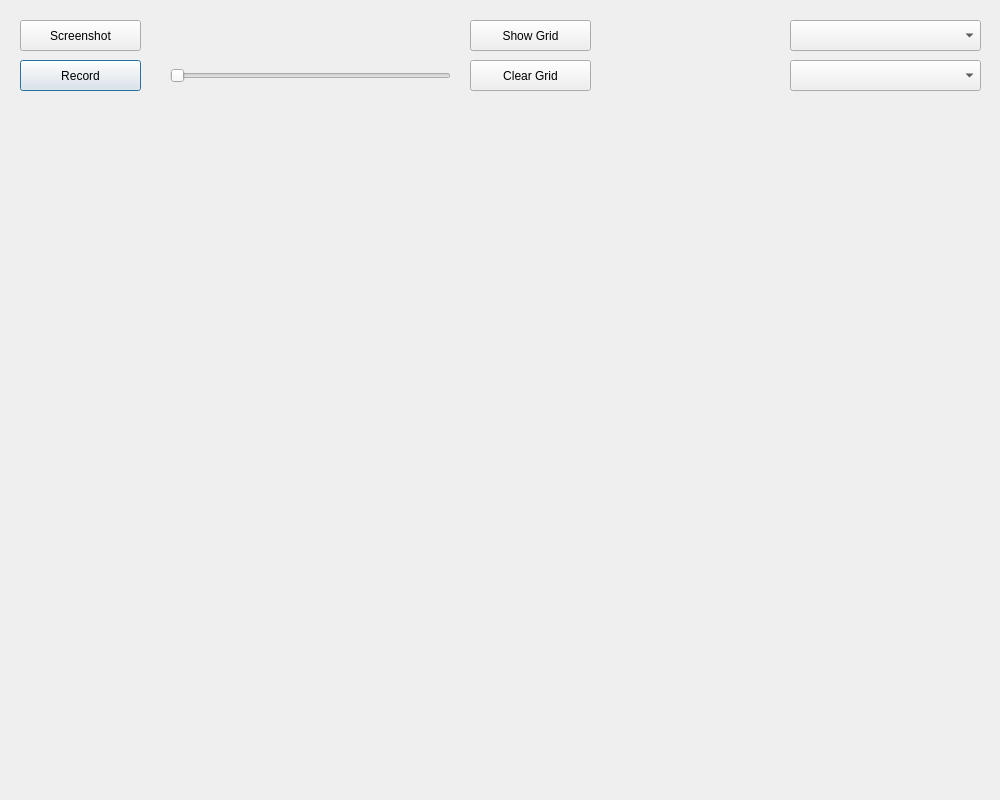
uwnrg/minotaur-cpp, file code/camera/cameradisplay.ui: the form before one commit.
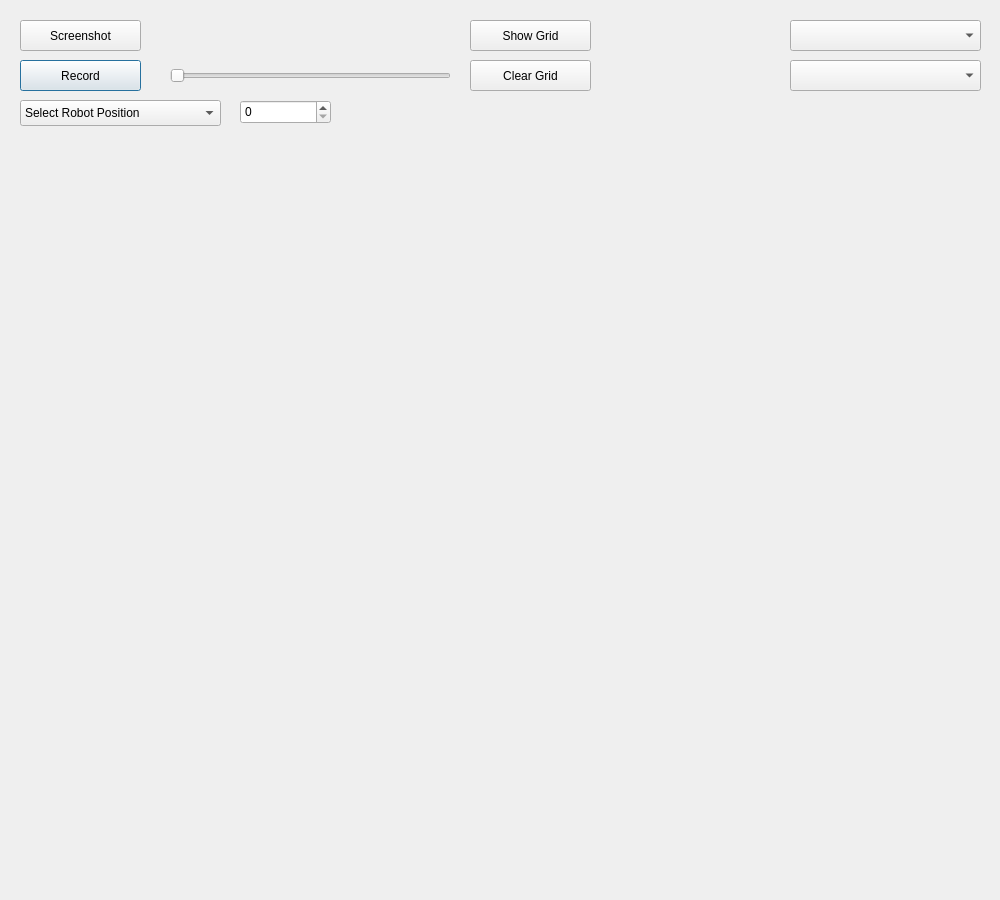
The form after the commit.

```diff
--- a/code/camera/cameradisplay.ui
+++ b/code/camera/cameradisplay.ui
@@ -7,13 +7,13 @@
     <x>0</x>
     <y>0</y>
     <width>1000</width>
-    <height>800</height>
+    <height>900</height>
    </rect>
   </property>
   <property name="minimumSize">
    <size>
     <width>1000</width>
-    <height>800</height>
+    <height>900</height>
    </size>
   </property>
   <property name="windowTitle">
@@ -82,7 +82,7 @@
    <property name="geometry">
     <rect>
      <x>20</x>
-     <y>110</y>
+     <y>210</y>
      <width>961</width>
      <height>671</height>
     </rect>
@@ -115,6 +115,41 @@
     <string>Show Grid</string>
    </property>
   </widget>
+  <widget class="QSpinBox" name="weight_selector">
+   <property name="geometry">
+    <rect>
+     <x>240</x>
+     <y>100</y>
+     <width>91</width>
+     <height>24</height>
+    </rect>
+   </property>
+  </widget>
+  <widget class="QComboBox" name="weight_list">
+   <property name="geometry">
+    <rect>
+     <x>20</x>
+     <y>100</y>
+     <width>201</width>
+     <height>26</height>
+    </rect>
+   </property>
+   <item>
+    <property name="text">
+     <string>Select Robot Position</string>
+    </property>
+   </item>
+   <item>
+    <property name="text">
+     <string>Start Configuration</string>
+    </property>
+   </item>
+   <item>
+    <property name="text">
+     <string>End Configuration</string>
+    </property>
+   </item>
+  </widget>
  </widget>
  <resources/>
  <connections/>
```
